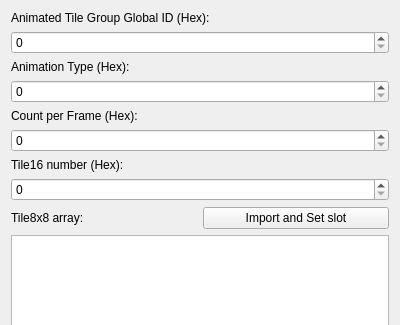
Above: Dialog/AnimatedTileGroupEditorDialog.ui from wario-land/WL4Editor before the change; both pictures show x 0 to 400 and y 0 to 325 of the 400 by 650 pixel window. Below: the same form after it.
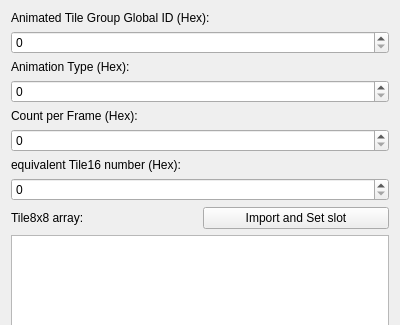
That is the form after the change.

```diff
--- a/Dialog/AnimatedTileGroupEditorDialog.ui
+++ b/Dialog/AnimatedTileGroupEditorDialog.ui
@@ -84,7 +84,7 @@
      <item>
       <widget class="QLabel" name="label_TIle16Num">
        <property name="text">
-        <string>Tile16 number (Hex):</string>
+        <string>equivalent Tile16 number (Hex):</string>
        </property>
       </widget>
      </item>
```
